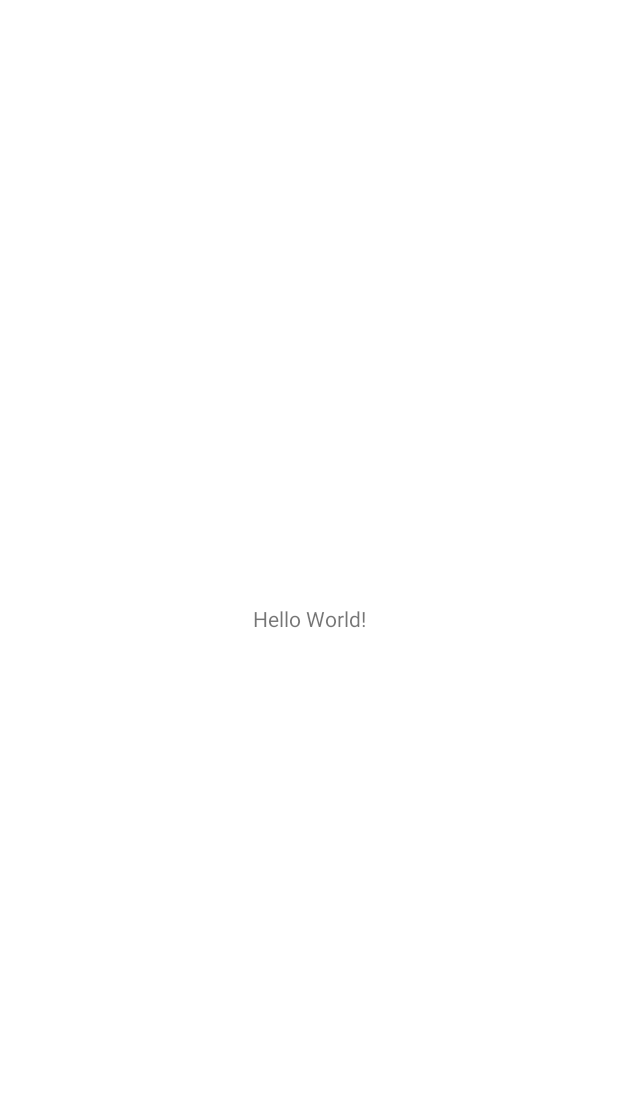
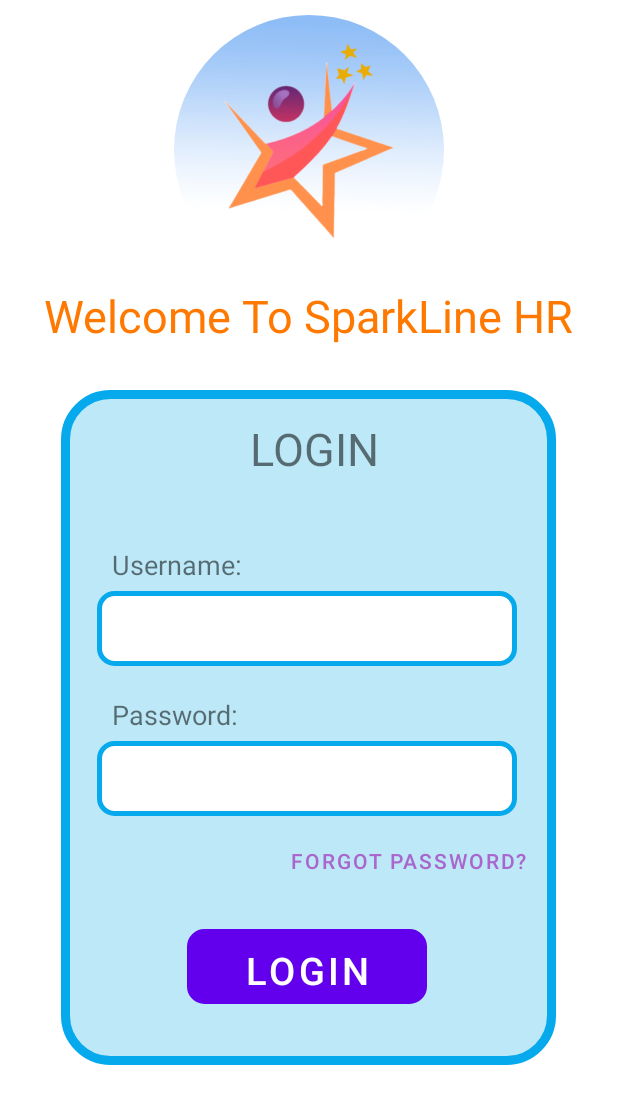
Before and after one commit to ST10071160/xbcad-poe-theateam-android, an Android app: the screen it shows after launch (MainActivity before the commit, LoginActivity after it), on a phone screen of 412 x 824 dp. Before the commit the part shown is almost empty. Shown: the top 1104 px of the screen. Run offline under Robolectric (Android 15) with nearby library versions, the phone set to English and light mode, and no system bars.

Commit message:
Login Screen and Home Page

```diff
--- /dev/null
+++ b/app/src/main/java/com/theateam/sparklinehr/LoginActivity.kt
@@ -0,0 +1,35 @@
+package com.theateam.sparklinehr
+
+import android.content.Intent
+import android.os.Bundle
+import androidx.activity.enableEdgeToEdge
+import androidx.appcompat.app.AppCompatActivity
+import androidx.core.view.ViewCompat
+import androidx.core.view.WindowInsetsCompat
+import com.theateam.sparklinehr.databinding.ActivityLoginBinding
+
+class LoginActivity : AppCompatActivity() {
+
+    private lateinit var binding: ActivityLoginBinding
+
+    override fun onCreate(savedInstanceState: Bundle?) {
+        super.onCreate(savedInstanceState)
+        enableEdgeToEdge()
+
+        binding = ActivityLoginBinding.inflate(layoutInflater)
+        setContentView(binding.root)
+
+//        setContentView(R.layout.activity_login)
+        ViewCompat.setOnApplyWindowInsetsListener(findViewById(R.id.main)) { v, insets ->
+            val systemBars = insets.getInsets(WindowInsetsCompat.Type.systemBars())
+            v.setPadding(systemBars.left, systemBars.top, systemBars.right, systemBars.bottom)
+            insets
+        }
+
+        binding.loginPageLoginBtn.setOnClickListener {
+            // Handle login button click
+            val intent = Intent(this, HomeScreenActivity::class.java)
+            startActivity(intent)
+        }
+    }
+}
--- a/app/src/main/java/com/theateam/sparklinehr/SplashActivity.kt
+++ b/app/src/main/java/com/theateam/sparklinehr/SplashActivity.kt
@@ -30,7 +30,7 @@ class SplashActivity : AppCompatActivity() {
 
         // Delay to move to MainActivity after total 3 seconds
         Handler(Looper.getMainLooper()).postDelayed({
-            startActivity(Intent(this, MainActivity::class.java))
+            startActivity(Intent(this, LoginActivity::class.java))
             finish()
         }, 3500) // Total splash time: 3 seconds
     }
--- /dev/null
+++ b/app/src/main/res/drawable/login_borders.xml
@@ -0,0 +1,13 @@
+<?xml version="1.0" encoding="utf-8"?>
+<shape xmlns:android="http://schemas.android.com/apk/res/android">
+    <solid android:color="#BCE8F7" />
+
+    <stroke android:width="6dp" android:color="#06A9EC"/>
+
+    <padding android:left="4dp"
+        android:top="4dp"
+        android:right="4dp"
+        android:bottom="4dp"/>
+
+    <corners android:radius="30dp" />
+</shape>
--- /dev/null
+++ b/app/src/main/res/drawable/logout_icon.xml
@@ -0,0 +1,5 @@
+<vector xmlns:android="http://schemas.android.com/apk/res/android" android:autoMirrored="true" android:height="24dp" android:tint="#000000" android:viewportHeight="24" android:viewportWidth="24" android:width="24dp">
+
+    <path android:fillColor="@android:color/white" android:pathData="M17,7l-1.41,1.41L18.17,11H8v2h10.17l-2.58,2.58L17,17l5,-5zM4,5h8V3H4c-1.1,0 -2,0.9 -2,2v14c0,1.1 0.9,2 2,2h8v-2H4V5z"/>
+
+</vector>
--- /dev/null
+++ b/app/src/main/res/drawable/profile_icon.xml
@@ -0,0 +1,5 @@
+<vector xmlns:android="http://schemas.android.com/apk/res/android" android:height="24dp" android:tint="#000000" android:viewportHeight="24" android:viewportWidth="24" android:width="24dp">
+
+    <path android:fillColor="@android:color/white" android:pathData="M12,2C6.48,2 2,6.48 2,12s4.48,10 10,10s10,-4.48 10,-10S17.52,2 12,2zM12,6c1.93,0 3.5,1.57 3.5,3.5S13.93,13 12,13s-3.5,-1.57 -3.5,-3.5S10.07,6 12,6zM12,20c-2.03,0 -4.43,-0.82 -6.14,-2.88C7.55,15.8 9.68,15 12,15s4.45,0.8 6.14,2.12C16.43,19.18 14.03,20 12,20z"/>
+
+</vector>
--- /dev/null
+++ b/app/src/main/res/drawable/settings_icon.xml
@@ -0,0 +1,5 @@
+<vector xmlns:android="http://schemas.android.com/apk/res/android" android:height="24dp" android:tint="#000000" android:viewportHeight="24" android:viewportWidth="24" android:width="24dp">
+
+    <path android:fillColor="@android:color/white" android:pathData="M19.14,12.94c0.04,-0.3 0.06,-0.61 0.06,-0.94c0,-0.32 -0.02,-0.64 -0.07,-0.94l2.03,-1.58c0.18,-0.14 0.23,-0.41 0.12,-0.61l-1.92,-3.32c-0.12,-0.22 -0.37,-0.29 -0.59,-0.22l-2.39,0.96c-0.5,-0.38 -1.03,-0.7 -1.62,-0.94L14.4,2.81c-0.04,-0.24 -0.24,-0.41 -0.48,-0.41h-3.84c-0.24,0 -0.43,0.17 -0.47,0.41L9.25,5.35C8.66,5.59 8.12,5.92 7.63,6.29L5.24,5.33c-0.22,-0.08 -0.47,0 -0.59,0.22L2.74,8.87C2.62,9.08 2.66,9.34 2.86,9.48l2.03,1.58C4.84,11.36 4.8,11.69 4.8,12s0.02,0.64 0.07,0.94l-2.03,1.58c-0.18,0.14 -0.23,0.41 -0.12,0.61l1.92,3.32c0.12,0.22 0.37,0.29 0.59,0.22l2.39,-0.96c0.5,0.38 1.03,0.7 1.62,0.94l0.36,2.54c0.05,0.24 0.24,0.41 0.48,0.41h3.84c0.24,0 0.44,-0.17 0.47,-0.41l0.36,-2.54c0.59,-0.24 1.13,-0.56 1.62,-0.94l2.39,0.96c0.22,0.08 0.47,0 0.59,-0.22l1.92,-3.32c0.12,-0.22 0.07,-0.47 -0.12,-0.61L19.14,12.94zM12,15.6c-1.98,0 -3.6,-1.62 -3.6,-3.6s1.62,-3.6 3.6,-3.6s3.6,1.62 3.6,3.6S13.98,15.6 12,15.6z"/>
+
+</vector>
--- /dev/null
+++ b/app/src/main/res/drawable/username_border.xml
@@ -0,0 +1,15 @@
+<?xml version="1.0" encoding="utf-8"?>
+<shape xmlns:android="http://schemas.android.com/apk/res/android">
+
+    <solid android:color="#FFFFFF" />
+
+    <stroke android:width="3dp" android:color="#06A9EC"/>
+
+    <padding android:left="4dp"
+        android:top="20dp"
+        android:right="4dp"
+        android:bottom="4dp"/>
+
+    <corners android:radius="10dp" />
+
+</shape>
--- /dev/null
+++ b/app/src/main/res/layout/activity_login.xml
@@ -0,0 +1,143 @@
+<?xml version="1.0" encoding="utf-8"?>
+<LinearLayout xmlns:android="http://schemas.android.com/apk/res/android"
+    xmlns:app="http://schemas.android.com/apk/res-auto"
+    xmlns:tools="http://schemas.android.com/tools"
+    android:id="@+id/main"
+    android:layout_width="match_parent"
+    android:layout_height="match_parent"
+    android:orientation="vertical"
+    android:gravity="center"
+    tools:context=".LoginActivity">
+
+<!--    <RelativeLayout-->
+<!--        android:id="@+id/relativeLayout"-->
+<!--        android:layout_width="match_parent"-->
+<!--        android:layout_height="200dp">-->
+<!--        -->
+
+<!--    </RelativeLayout>-->
+
+    <ScrollView
+        android:layout_width="match_parent"
+        android:layout_height="match_parent">
+
+        <LinearLayout
+            android:layout_width="match_parent"
+            android:layout_height="wrap_content"
+            android:gravity="center"
+            android:orientation="vertical">
+
+
+            <LinearLayout
+                android:layout_width="match_parent"
+                android:layout_height="wrap_content"
+                android:layout_marginBottom="20dp"
+                android:layout_marginTop="10dp"
+                android:orientation="vertical">
+
+                <com.google.android.material.imageview.ShapeableImageView
+                    android:id="@+id/startUpScreen_VitaflexLogo_imageView"
+                    android:layout_width="180sp"
+                    android:layout_height="180sp"
+                    android:layout_centerInParent="true"
+                    android:layout_gravity="center"
+                    app:shapeAppearanceOverlay="@style/roundedImageView"
+                    app:srcCompat="@drawable/spark_line_icon_only" />
+
+                <TextView
+                    android:layout_width="wrap_content"
+                    android:layout_height="50dp"
+                    android:layout_gravity="center"
+                    android:textColor="@color/app_name_orange"
+                    android:textSize="30sp"
+                    android:text="Welcome To SparkLine HR"
+                    />
+
+            </LinearLayout>
+
+
+
+            <FrameLayout
+                android:layout_width="330dp"
+                android:layout_height="450dp"
+                android:layout_marginTop="0dp"
+                android:background="@drawable/login_borders"
+                android:gravity="center"
+                android:orientation="vertical">
+
+                <TextView
+                    android:id="@+id/loginScreenHeadingTextView"
+                    android:layout_width="150dp"
+                    android:layout_height="50dp"
+                    android:layout_marginHorizontal="90dp"
+                    android:layout_marginTop="10dp"
+                    android:gravity="center"
+                    android:text="LOGIN"
+                    android:textSize="30sp" />
+
+                <TextView
+                    android:id="@+id/loginScreenUsernameTextView"
+                    android:layout_width="100dp"
+                    android:layout_height="30dp"
+                    android:layout_marginHorizontal="30dp"
+                    android:layout_marginTop="100dp"
+                    android:text="Username:"
+
+                    android:textSize="18sp" />
+
+                <EditText
+                    android:id="@+id/loginScreenEditUsernamePlainText"
+                    android:layout_width="280dp"
+                    android:layout_height="50dp"
+                    android:layout_marginHorizontal="20dp"
+                    android:layout_marginTop="130dp"
+                    android:background="@drawable/username_border"
+                    android:textAlignment="textStart"
+                    tools:ignore="SpeakableTextPresentCheck" />
+
+                <TextView
+                    android:id="@+id/loginScreenPasswordTextView"
+                    android:layout_width="100dp"
+                    android:layout_height="30dp"
+                    android:layout_marginHorizontal="30dp"
+                    android:layout_marginTop="200dp"
+                    android:text="Password:"
+                    android:textSize="18sp" />
+
+                <EditText
+                    android:id="@+id/loginScreenEditPasswordPlainText"
+                    android:layout_width="280dp"
+                    android:layout_height="50dp"
+                    android:layout_marginHorizontal="20dp"
+                    android:layout_marginTop="230dp"
+                    android:background="@drawable/username_border"
+                    android:textAlignment="textStart"
+                    tools:ignore="SpeakableTextPresentCheck" />
+
+                <Button
+                    android:id="@+id/loginPageForgotPasswordBtn"
+                    android:layout_width="wrap_content"
+                    android:layout_height="40dp"
+                    android:layout_marginTop="290dp"
+                    android:layout_gravity="end"
+                    android:background="@android:color/transparent"
+                    android:backgroundTint="#DDDDDD"
+                    android:text="Forgot Password?"
+                    android:textAlignment="textEnd"
+                    android:textColor="@android:color/holo_purple"
+                    tools:ignore="TouchTargetSizeCheck" />
+
+                <Button
+                    android:id="@+id/loginPageLoginBtn"
+                    android:layout_width="160dp"
+                    android:layout_height="50dp"
+                    android:layout_marginStart="80dp"
+                    android:layout_marginTop="355dp"
+                    android:background="@drawable/username_border"
+                    android:stateListAnimator="@android:anim/overshoot_interpolator"
+                    android:text="Login"
+                    android:textSize="25sp" />
+            </FrameLayout>
+        </LinearLayout>
+    </ScrollView>
+</LinearLayout>
--- /dev/null
+++ b/app/src/main/res/values-night/colors.xml
@@ -0,0 +1,4 @@
+<?xml version="1.0" encoding="utf-8"?>
+<resources>
+    <color name="blue_icon_center">#a6cbf8</color>
+</resources>
--- a/app/src/main/res/values/colors.xml
+++ b/app/src/main/res/values/colors.xml
@@ -4,5 +4,9 @@
     <color name="white">#FFFFFFFF</color>
     <color name="blue_gradient">#6FADEB</color>
     <color name="blue_icon">#006AEB</color>
+    <color name="app_name_orange">#FF7900</color>
+    <color name="blue_icon_center">#a6cbf8</color>
+    <color name="figma_blue">#00BFFF</color>
+
 
 </resources>
--- /dev/null
+++ b/app/src/main/res/values/custom_styles.xml
@@ -0,0 +1,9 @@
+<?xml version="1.0" encoding="utf-8"?>
+<resources>
+    <style name="roundedImageView">
+        <item name="cornerFamily">rounded</item>
+        <item name="cornerSize">50%</item>
+    </style>
+
+
+</resources>
--- a/app/src/main/res/values/strings.xml
+++ b/app/src/main/res/values/strings.xml
@@ -1,3 +1,6 @@
 <resources>
     <string name="app_name">SparkLineHR</string>
+
+    <string name="open_drawer">Open Drawer</string>
+    <string name="close_drawer">Close Drawer</string>
 </resources>
--- a/app/src/main/res/values/themes.xml
+++ b/app/src/main/res/values/themes.xml
@@ -2,6 +2,8 @@
     <!-- Base application theme. -->
     <style name="Base.Theme.SparkLineHR" parent="Theme.MaterialComponents.DayNight.DarkActionBar">
         <item name="android:windowIsTranslucent">true</item>
+        <item name="android:statusBarColor">@color/blue_icon_center</item>
+        <item name="colorPrimary">@color/figma_blue</item>
         <!-- Customize your light theme here. -->
         <!-- <item name="colorPrimary">@color/my_light_primary</item> -->
     </style>
```
Also changed, not shown: app/src/main/AndroidManifest.xml (+8 -1 lines), app/src/main/java/com/theateam/sparklinehr/HomeScreenActivity.kt (added, +111 -0 lines), app/src/main/res/drawable/square_btn_shape.xml (added, +10 -0 lines), app/src/main/res/drawable/top_cornered.xml (added, +17 -0 lines), app/src/main/res/layout/activity_home_screen.xml (added, +134 -0 lines), app/src/main/res/layout/nav_header.xml (added, +37 -0 lines), app/src/main/res/menu/nav_menu.xml (added, +29 -0 lines).
